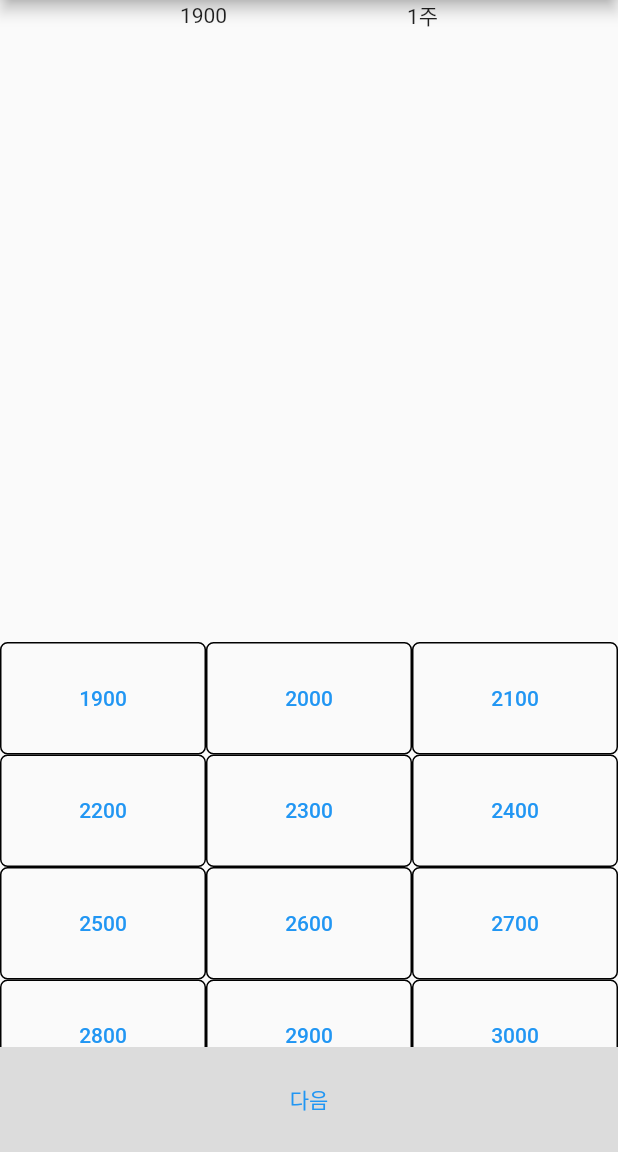
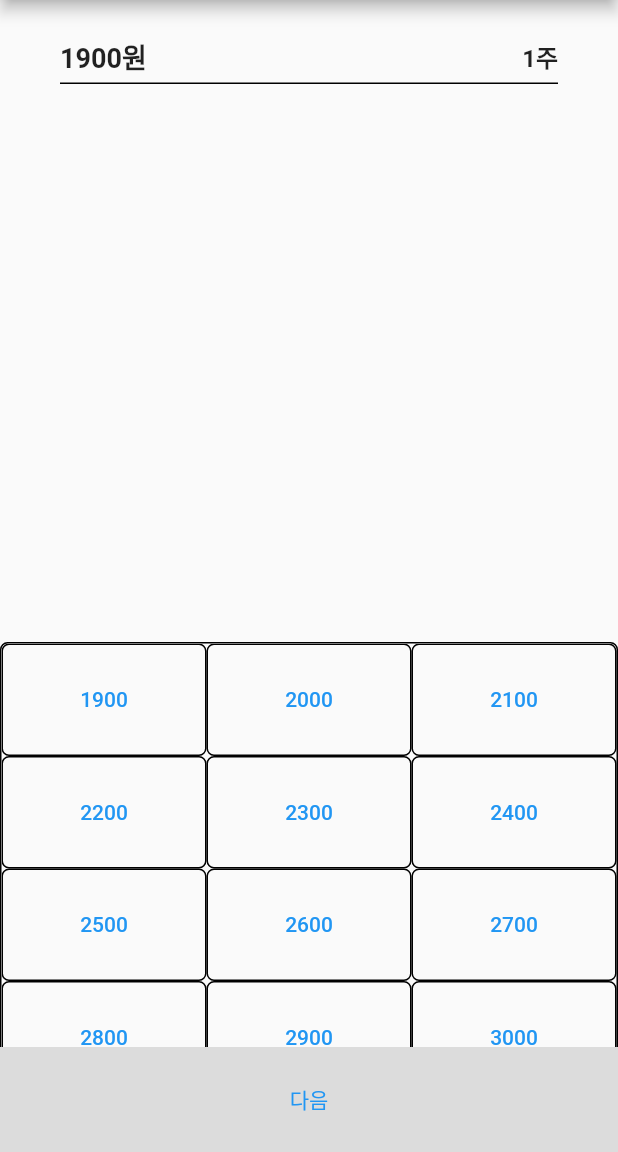
Before and after one commit to habibi03336/investors_room_app, a Flutter app: the StockStoryPostPriceScreen screen opened directly, after a tap on an icon or button, on a phone screen of 412 x 824 dp, the part 84-1236 px from its top. Run offline on Flutter 3.47's test engine with Material 2 defaults, Android fonts, the phone set to English and light mode, and no system bars; our stand-ins replace timeline_tile.

Commit message:
feat: stock price select widgets

```diff
--- a/lib/app/stock_story_post/screen/stock_story_post_price_screen.dart
+++ b/lib/app/stock_story_post/screen/stock_story_post_price_screen.dart
@@ -1,5 +1,8 @@
 import 'package:flutter/material.dart';
-import 'package:stock_story_app/app/stock_story_post/widget/price_select_pad_widget.dart';
+import 'package:stock_story_app/app/stock_story_post/screen/stock_story_write_story_screen.dart';
+import 'package:stock_story_app/app/stock_story_post/widget/price_selection_widget.dart';
+
+import '../widget/price_select_pad_widget.dart';
 
 class StockStoryPostPriceScreen extends StatefulWidget {
   const StockStoryPostPriceScreen({super.key});
@@ -14,34 +17,6 @@ class _StockStoryPostPriceScreenState extends State<StockStoryPostPriceScreen> {
 
   @override
   Widget build(BuildContext context) {
-    List<Row> selectedPrices = [];
-    int priorI = 0;
-    for (var i = 0; i < stockPrices.length; i += 1) {
-      if (stockPrices[priorI] != stockPrices[i]) {
-        selectedPrices.add(
-          Row(
-            mainAxisAlignment: MainAxisAlignment.spaceEvenly,
-            children: [
-              Text('${stockPrices[priorI]}'),
-              Text('${i - priorI}주'),
-            ],
-          ),
-        );
-        priorI = i;
-      }
-    }
-    if (stockPrices.isNotEmpty) {
-      selectedPrices.add(
-        Row(
-          mainAxisAlignment: MainAxisAlignment.spaceEvenly,
-          children: [
-            Text('${stockPrices[priorI]}'),
-            Text('${stockPrices.length - priorI}주'),
-          ],
-        ),
-      );
-    }
-
     return Scaffold(
       appBar: AppBar(
         title: const Text('주식 이야기 등록'),
@@ -50,17 +25,18 @@ class _StockStoryPostPriceScreenState extends State<StockStoryPostPriceScreen> {
         mainAxisAlignment: MainAxisAlignment.end,
         children: [
           Expanded(
-            child: Column(
-                mainAxisAlignment: MainAxisAlignment.start,
-                children: selectedPrices),
+            child: PriceSelectionWidget(stockPrices: stockPrices),
           ),
-          SizedBox(
+          Container(
+            decoration: BoxDecoration(
+              border: Border.all(),
+              borderRadius: BorderRadius.circular(5),
+            ),
             height: 300,
             child: PriceSelectPadWidget(
               onPriceSelect: (price) {
                 setState(() {
                   stockPrices.add(price);
-                  stockPrices.sort((a, b) => a - b);
                 });
               },
               centerPrice: 5000,
@@ -81,7 +57,7 @@ class _StockStoryPostPriceScreenState extends State<StockStoryPostPriceScreen> {
             Navigator.push(
               context,
               MaterialPageRoute(
-                builder: (context) => const StockStoryPostPriceScreen(),
+                builder: (context) => const StockStoryWriteStoryScreen(),
               ),
             );
           },
--- /dev/null
+++ b/lib/app/stock_story_post/screen/stock_story_write_story_screen.dart
@@ -0,0 +1,37 @@
+import 'package:flutter/material.dart';
+
+class StockStoryWriteStoryScreen extends StatelessWidget {
+  const StockStoryWriteStoryScreen({super.key});
+
+  @override
+  Widget build(BuildContext context) {
+    return Scaffold(
+      appBar: AppBar(
+        title: const Text('주식 이야기 등록'),
+      ),
+      body: Column(),
+      bottomSheet: Container(
+        height: 70,
+        decoration: const BoxDecoration(
+          color: Colors.black12,
+        ),
+        child: TextButton(
+          onPressed: () {
+            // Navigator.push(
+            //   context,
+            //   MaterialPageRoute(
+            //     builder: (context) => const StockStoryPostPriceScreen(),
+            //   ),
+            // );
+          },
+          child: Row(
+            mainAxisAlignment: MainAxisAlignment.center,
+            children: const [
+              Text('등록 완료'),
+            ],
+          ),
+        ),
+      ),
+    );
+  }
+}
--- /dev/null
+++ b/lib/app/stock_story_post/widget/price_selection_widget.dart
@@ -0,0 +1,58 @@
+import 'package:flutter/material.dart';
+
+class PriceSelectionWidget extends StatelessWidget {
+  const PriceSelectionWidget({super.key, required this.stockPrices});
+
+  final List<int> stockPrices;
+
+  @override
+  Widget build(BuildContext context) {
+    stockPrices.sort((a, b) => a - b);
+    List<Widget> selectedPrices = [];
+    int priorI = 0;
+    int i = 0;
+    while (stockPrices.isNotEmpty && i <= stockPrices.length) {
+      if (i == stockPrices.length || stockPrices[priorI] != stockPrices[i]) {
+        selectedPrices.add(
+          Container(
+            height: 36,
+            decoration: const BoxDecoration(
+              border: Border(
+                bottom: BorderSide(),
+              ),
+            ),
+            child: Row(
+              mainAxisAlignment: MainAxisAlignment.spaceBetween,
+              children: [
+                Text(
+                  '${stockPrices[priorI]}원',
+                  style: const TextStyle(
+                    fontWeight: FontWeight.w600,
+                    fontSize: 18,
+                  ),
+                ),
+                Text(
+                  '${i - priorI}주',
+                  style: const TextStyle(
+                    fontWeight: FontWeight.w600,
+                    fontSize: 16,
+                  ),
+                ),
+              ],
+            ),
+          ),
+        );
+        priorI = i;
+      }
+      i += 1;
+    }
+    return Padding(
+      padding: const EdgeInsets.symmetric(horizontal: 40, vertical: 20),
+      child: SingleChildScrollView(
+        child: Column(
+            mainAxisAlignment: MainAxisAlignment.start,
+            children: selectedPrices),
+      ),
+    );
+  }
+}
```
